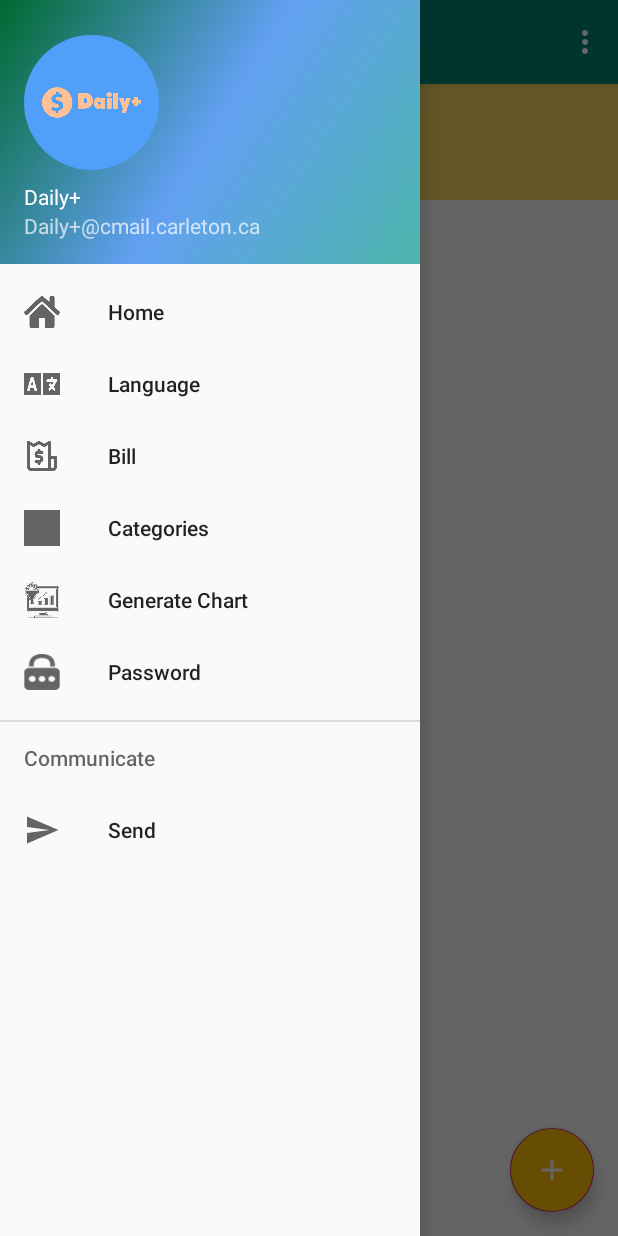
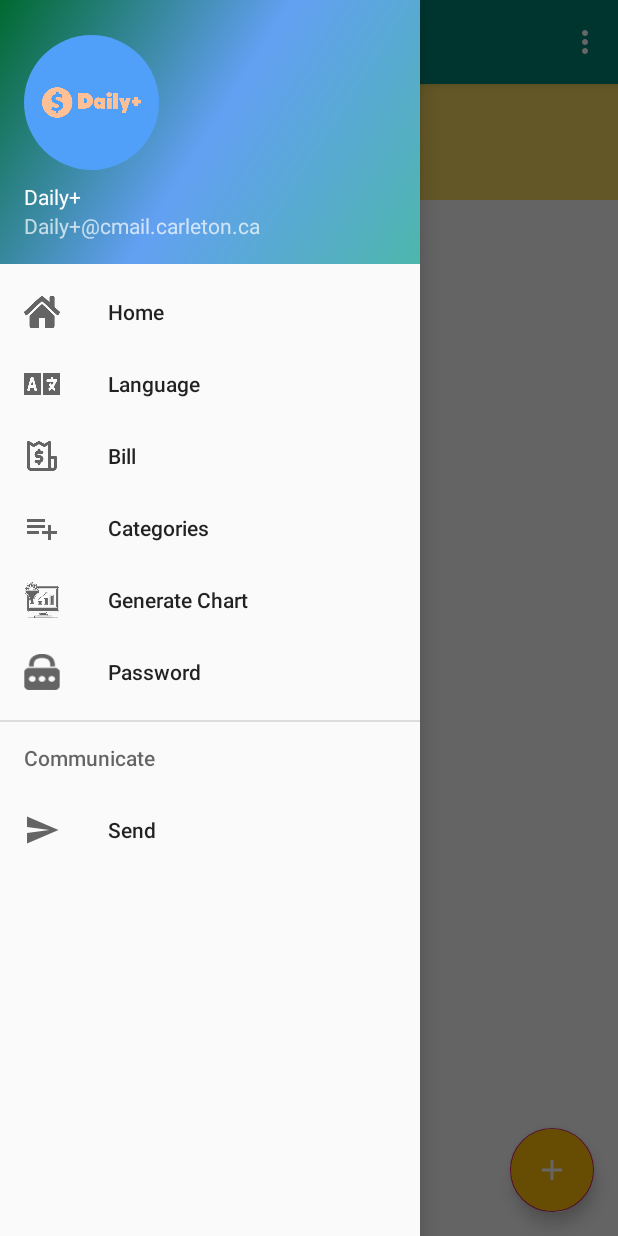
Before and after one commit to Langzzzzzz/DailyPlus, an Android app: the MainActivity screen opened directly, with no data from a screen before it, with the side drawer open, on a phone screen of 412 x 824 dp. Run offline under Robolectric (Android 15) with nearby library versions, the phone set to English and light mode, and no system bars; our stand-ins replace CircleImageView, navigation-ui; libraries missing offline, so code that uses them is left out: jxl.write, jxl.write.biff.

Commit message:
update Code

```diff
--- a/app/src/main/java/com/example/menu/MainActivity.java
+++ b/app/src/main/java/com/example/menu/MainActivity.java
@@ -111,10 +111,8 @@ public class MainActivity extends AppCompatActivity {
                     File file = new File(dir, "statistics.xls");
                     if (!file.exists())
                         file.createNewFile();
-//                    FileOutputStream fileOut = new FileOutputStream(file);
-//                    wb.write(fileOut);
-//                    wb.close();
-                    WritableWorkbook workbook = Workbook.createWorkbook(file); // 创建一个可读写的副本
+
+                    WritableWorkbook workbook = Workbook.createWorkbook(file);
                     workbook.createSheet("sheet0", 0);
                     WritableSheet sheet = workbook.getSheet(0);
 
--- a/app/src/main/java/com/example/menu/database/DB.java
+++ b/app/src/main/java/com/example/menu/database/DB.java
@@ -70,7 +70,7 @@ public class DB extends SQLiteOpenHelper {
         values2.put(COLUMN_CHINESE, "健身");
         db.insert(TABLE_CATEGORY_NAME, null, values2);
         values2 = new ContentValues();
-        values2.put(COLUMN_ENGLISH, "house");
+        values2.put(COLUMN_ENGLISH, "rent");
         values2.put(COLUMN_CHINESE, "房屋");
         db.insert(TABLE_CATEGORY_NAME, null, values2);
         values2 = new ContentValues();
--- a/app/src/main/java/com/example/menu/ui/home/HomeFragment.java
+++ b/app/src/main/java/com/example/menu/ui/home/HomeFragment.java
@@ -167,10 +167,6 @@ public class HomeFragment extends Fragment implements View.OnClickListener {
 
             @Override
             public void onDateChanged(DatePicker view, int year, int month, int day) {
-//                String dateString = year + "-" + (month + 1);
-//                if (month < 9) {
-//                    dateString = year + "-0" + (month + 1);
-//                }
                 homeYear.setText(year + Language.year());
                 homeMonth.setText(month < 9 ? "0" + (month + 1) : month + "");
                 adapter.notifyDataSetChanged();
--- /dev/null
+++ b/app/src/main/res/drawable/ic_cate.xml
@@ -0,0 +1,9 @@
+<vector xmlns:android="http://schemas.android.com/apk/res/android"
+        android:width="24dp"
+        android:height="24dp"
+        android:viewportWidth="24.0"
+        android:viewportHeight="24.0">
+    <path
+        android:fillColor="#FF000000"
+        android:pathData="M14,10L2,10v2h12v-2zM14,6L2,6v2h12L14,6zM18,14v-4h-2v4h-4v2h4v4h2v-4h4v-2h-4zM2,16h8v-2L2,14v2z"/>
+</vector>
--- a/app/src/main/res/layout/loading.xml
+++ b/app/src/main/res/layout/loading.xml
@@ -25,16 +25,6 @@
             android:inputType="numberPassword"/>
     </LinearLayout>
 
-
-    <!--<com.facebook.login.widget.LoginButton-->
-        <!--android:id="@+id/login_button"-->
-        <!--android:layout_width="wrap_content"-->
-        <!--android:layout_height="wrap_content"-->
-        <!--android:layout_gravity="center_horizontal"-->
-        <!--app:layout_constraintBottom_toBottomOf="parent"-->
-        <!--app:layout_constraintEnd_toEndOf="parent"-->
-        <!--app:layout_constraintStart_toStartOf="parent"-->
-        <!--app:layout_constraintTop_toTopOf="parent" />-->
     <LinearLayout
         android:layout_width="match_parent"
         android:layout_height="0dp"
@@ -44,7 +34,6 @@
             android:layout_width="wrap_content"
             android:layout_height="wrap_content"
             android:id = "@+id/jumpButton"
-            android:text="Skip Log in" />
+            android:text="Enter" />
     </LinearLayout>
-        <!--app:layout_constraintTop_toTopOf="@id/login_button"/>-->
 </LinearLayout>
--- a/app/src/main/res/menu/activity_main_drawer.xml
+++ b/app/src/main/res/menu/activity_main_drawer.xml
@@ -19,7 +19,7 @@
 
         <item
             android:id="@+id/nav_categories"
-            android:icon="@drawable/categories"
+            android:icon="@drawable/ic_cate"
             android:title="@string/menu_categories"/>
 
         <item
```
